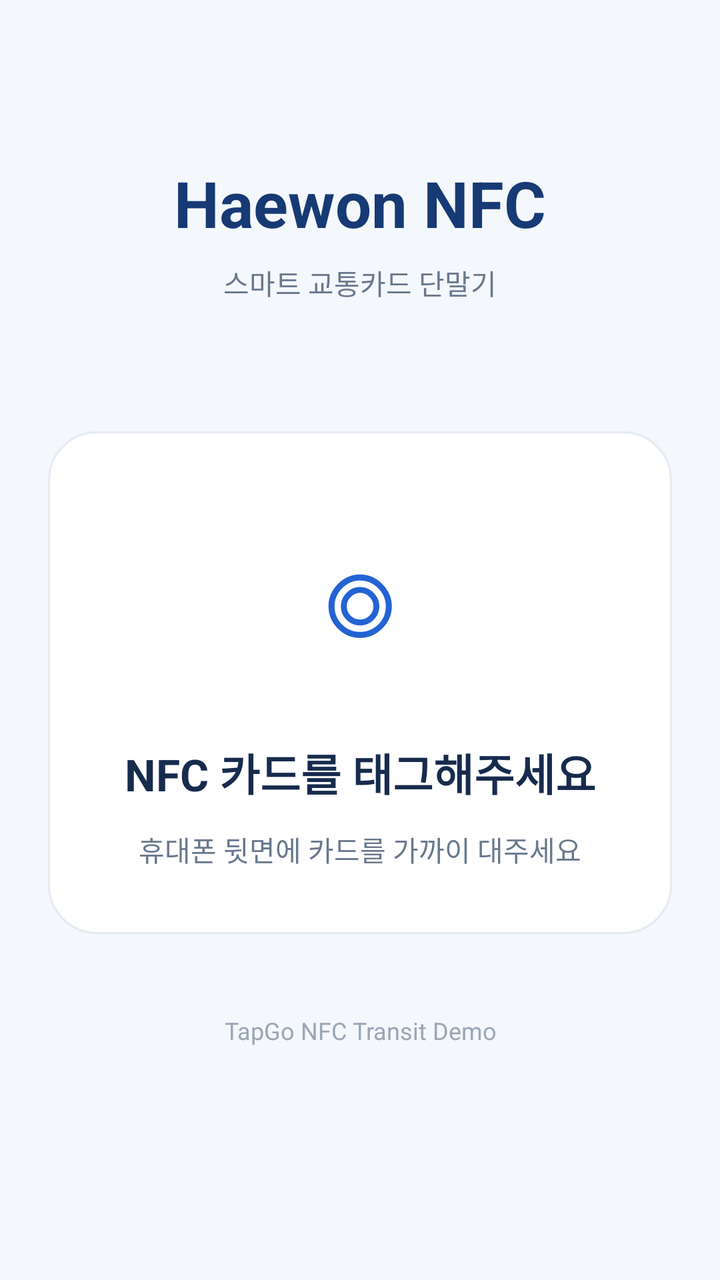
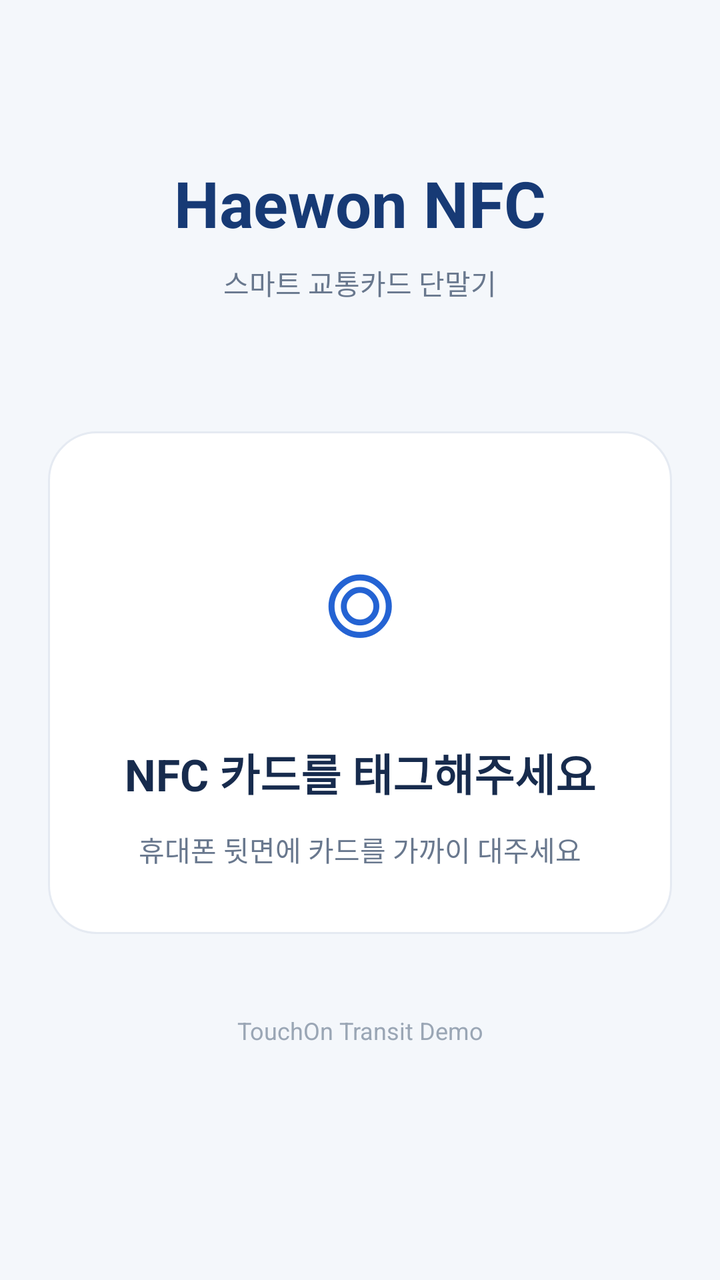

Screens rendered from an Android XML layout before and after an edit, with the pre-edit source and the edit as a unified diff.
<!-- AndroidManifest.xml: application theme Theme.Haewon_nfc -->
<!-- res/layout/activity_main.xml -->
<?xml version="1.0" encoding="utf-8"?>
<LinearLayout
    xmlns:android="http://schemas.android.com/apk/res/android"
    android:layout_width="match_parent"
    android:layout_height="match_parent"
    android:orientation="vertical"
    android:gravity="center_horizontal"
    android:background="#F4F7FB"
    android:padding="24dp">

    <TextView
        android:id="@+id/tvLogo"
        android:layout_width="match_parent"
        android:layout_height="wrap_content"
        android:text="Haewon NFC"
        android:textColor="#173A75"
        android:textSize="32sp"
        android:textStyle="bold"
        android:gravity="center"
        android:layout_marginTop="56dp" />

    <TextView
        android:layout_width="match_parent"
        android:layout_height="wrap_content"
        android:text="스마트 교통카드 단말기"
        android:textColor="#69788E"
        android:textSize="14sp"
        android:gravity="center"
        android:layout_marginTop="8dp" />

    <LinearLayout
        android:layout_width="match_parent"
        android:layout_height="wrap_content"
        android:layout_marginTop="64dp"
        android:orientation="vertical"
        android:gravity="center"
        android:padding="32dp"
        android:background="@drawable/bg_terminal_card">

        <TextView
            android:id="@+id/tvNfcIcon"
            android:layout_width="wrap_content"
            android:layout_height="wrap_content"
            android:text="◎"
            android:textColor="#2463D3"
            android:textSize="72sp"
            android:gravity="center" />

        <TextView
            android:id="@+id/tvStatus"
            android:layout_width="match_parent"
            android:layout_height="wrap_content"
            android:text="NFC 카드를 태그해주세요"
            android:textColor="#172B4D"
            android:textSize="22sp"
            android:textStyle="bold"
            android:gravity="center"
            android:layout_marginTop="24dp" />

        <TextView
            android:id="@+id/tvDescription"
            android:layout_width="match_parent"
            android:layout_height="wrap_content"
            android:text="휴대폰 뒷면에 카드를 가까이 대주세요"
            android:textColor="#69788E"
            android:textSize="14sp"
            android:gravity="center"
            android:layout_marginTop="12dp" />

        <TextView
            android:id="@+id/tvCardId"
            android:layout_width="match_parent"
            android:layout_height="wrap_content"
            android:text=""
            android:textColor="#2463D3"
            android:textSize="18sp"
            android:textStyle="bold"
            android:gravity="center"
            android:layout_marginTop="24dp"
            android:visibility="gone" />

    </LinearLayout>

    <TextView
        android:layout_width="match_parent"
        android:layout_height="wrap_content"
        android:layout_marginTop="40dp"
        android:text="TapGo NFC Transit Demo"
        android:textColor="#9AA6B5"
        android:textSize="12sp"
        android:gravity="center" />

</LinearLayout>
<!-- resources referenced by this layout -->
<resources>
  <!-- drawable bg_terminal_card (drawable) -->
  <?xml version="1.0" encoding="utf-8"?>
  <shape xmlns:android="http://schemas.android.com/apk/res/android"
      android:shape="rectangle">
  
      <solid android:color="#FFFFFF" />
  
      <corners android:radius="24dp" />
  
      <stroke
          android:width="1dp"
          android:color="#E5EAF2" />
  
  </shape>
  <style name="Theme.Haewon_nfc" parent="Theme.MaterialComponents.DayNight.DarkActionBar">
          
          <item name="colorPrimary">@color/purple_500</item>
          <item name="colorPrimaryVariant">@color/purple_700</item>
          <item name="colorOnPrimary">@color/white</item>
          
          <item name="colorSecondary">@color/teal_200</item>
          <item name="colorSecondaryVariant">@color/teal_700</item>
          <item name="colorOnSecondary">@color/black</item>
          
          <item name="android:statusBarColor">?attr/colorPrimaryVariant</item>
          
      </style>
  <color name="purple_500">#FF6200EE</color>
  <color name="purple_700">#FF3700B3</color>
  <color name="white">#FFFFFFFF</color>
  <color name="teal_200">#FF03DAC5</color>
  <color name="teal_700">#FF018786</color>
  <color name="black">#FF000000</color>
</resources>

<!-- the commit's change to res/layout/activity_main.xml (unified diff, before → after) -->
@@ -85,7 +85,7 @@
         android:layout_width="match_parent"
         android:layout_height="wrap_content"
         android:layout_marginTop="40dp"
-        android:text="TapGo NFC Transit Demo"
+        android:text="TouchOn Transit Demo"
         android:textColor="#9AA6B5"
         android:textSize="12sp"
         android:gravity="center" />
